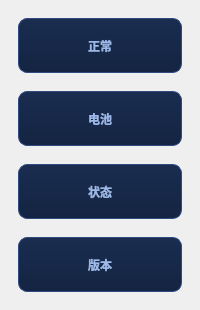
First picture: the form in widgets/component/channelcard.ui, repository housir-debug/Leacesy_M3506, before the edit.
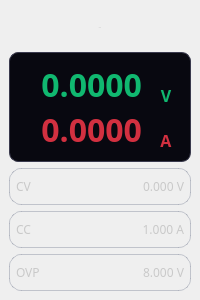
Second picture: the form after the edit. The open tabs and pages were chosen to show the change.

What changed in the file:
```diff
--- a/widgets/component/channelcard.ui
+++ b/widgets/component/channelcard.ui
@@ -7,19 +7,19 @@
     <x>0</x>
     <y>0</y>
     <width>200</width>
-    <height>310</height>
+    <height>300</height>
    </rect>
   </property>
   <property name="minimumSize">
    <size>
     <width>200</width>
-    <height>310</height>
+    <height>300</height>
    </size>
   </property>
   <property name="maximumSize">
    <size>
     <width>240</width>
-    <height>372</height>
+    <height>360</height>
    </size>
   </property>
   <property name="font">
@@ -85,37 +85,31 @@
    <property name="styleSheet">
     <string notr="true">#measureframe{
 	background-color: #080810;
-  	border-radius: 12px;
+  	border-radius: 9px;
  	border: 1.2px solid #3A3A4E;
-}
-#curr_label{
+}#curr_label{
 	font-weight: bold;
 	font-size: 32px;
 	color: #D23040;
-}
-#currunit_label{
+}#currunit_label{
 	font-size: 16px;
 	color: #D23040;
-}
-#volt_label{
+}#volt_label{
 	font-weight: bold;
 	font-size: 32px;
 	color: #10B870;
-}
-#voltunit_label{
+}#voltunit_label{
 	font-size: 16px;
 	color: #10B870;
 }
 
-
 #cv_frame ,
 #cc_frame,
 #ovp_frame{ 
     background-color: rgba(255,255,255,0.035);
     border: 1px solid rgba(90,100,125,0.32);
-	border-radius:9px;
-}
-#cv_frame QLabel,
+	border-radius:12px;
+}#cv_frame QLabel,
 #cc_frame QLabel,
 #ovp_frame QLabel{
 	font-size: 12px;
@@ -125,19 +119,17 @@
     background: qlineargradient(spread:pad, x1:0, y1:0, x2:0, y2:1,
         stop:0 rgba(13, 175, 101, 0.36),
         stop:1 rgba(13, 175, 101, 0.12));
-    border: 1px solid rgba(13,175,101,0.84);
-}
-#cc_frame[Status=true] { 
+    border: 1.2px solid rgba(13,175,101,0.84);
+}#cc_frame[Status=true] { 
     background: qlineargradient(spread:pad, x1:0, y1:0, x2:0, y2:1,
         stop:0 rgba(223, 29, 50, 0.36),
         stop:1 rgba(223, 29, 50, 0.12));
-    border: 1px solid rgba(223, 29, 50, 0.84);
-}
-#ovp_frame[Status=true] { 
+    border: 1.2px solid rgba(223, 29, 50, 0.84);
+}#ovp_frame[Status=true] { 
     background: qlineargradient(spread:pad, x1:0, y1:0, x2:0, y2:1,
         stop:0 rgba(229, 194, 125, 0.36),
         stop:1 rgba(229, 194, 125, 0.12));
-    border: 1px solid rgba(229, 194, 125, 0.84);
+    border: 1.2px solid rgba(229, 194, 125, 0.84);
 }</string>
    </property>
    <layout class="QVBoxLayout" name="verticalLayout" stretch="2,6,2,2,2">
@@ -215,21 +207,21 @@
       <property name="lineWidth">
        <number>0</number>
       </property>
-      <layout class="QGridLayout" name="gridLayout_2" rowstretch="0,0" columnstretch="4,1">
+      <layout class="QGridLayout" name="gridLayout_2" rowstretch="1,1" columnstretch="14,4">
        <property name="leftMargin">
-        <number>9</number>
+        <number>6</number>
        </property>
        <property name="topMargin">
         <number>9</number>
        </property>
        <property name="rightMargin">
-        <number>9</number>
+        <number>6</number>
        </property>
        <property name="bottomMargin">
         <number>9</number>
        </property>
        <property name="horizontalSpacing">
-        <number>9</number>
+        <number>6</number>
        </property>
        <property name="verticalSpacing">
         <number>0</number>
@@ -2072,145 +2064,33 @@
          </property>
         </widget>
        </item>
+       <item>
+        <widget class="QPushButton" name="stat_pushButton">
+         <property name="sizePolicy">
+          <sizepolicy hsizetype="Preferred" vsizetype="Preferred">
+           <horstretch>0</horstretch>
+           <verstretch>0</verstretch>
+          </sizepolicy>
+         </property>
+         <property name="cursor">
+          <cursorShape>BlankCursor</cursorShape>
+         </property>
+         <property name="focusPolicy">
+          <enum>Qt::NoFocus</enum>
+         </property>
+         <property name="contextMenuPolicy">
+          <enum>Qt::NoContextMenu</enum>
+         </property>
+         <property name="text">
+          <string>状态</string>
+         </property>
+        </widget>
+       </item>
       </layout>
      </widget>
     </item>
    </layout>
   </widget>
-  <widget class="QWidget" name="select">
-   <property name="cursor">
-    <cursorShape>BlankCursor</cursorShape>
-   </property>
-   <property name="contextMenuPolicy">
-    <enum>Qt::NoContextMenu</enum>
-   </property>
-   <property name="styleSheet">
-    <string notr="true">#select QPushButton {
-	background: qlineargradient(x1:0, y1:0, x2:0, y2:1,stop:0 #1A2D50, stop:1 #142442);
-    border: 1px solid #304b82;
-    border-radius: 9px;
-    font-weight: bold;
-	font-size: 12px;
-	color: #9CB8E8;
-}
-#select QPushButton:pressed{
-	background: #195c3c;
-    border-color: #37b677;
-    color: #ffffff;
-}
-#select QPushButton:disabled {
-    background: #111928;
-    border: 1px solid #202b40;
-    color: #445470;
-}
-</string>
-   </property>
-   <layout class="QVBoxLayout" name="verticalLayout_9" stretch="1,1,1,1">
-    <property name="spacing">
-     <number>18</number>
-    </property>
-    <property name="leftMargin">
-     <number>18</number>
-    </property>
-    <property name="topMargin">
-     <number>18</number>
-    </property>
-    <property name="rightMargin">
-     <number>18</number>
-    </property>
-    <property name="bottomMargin">
-     <number>18</number>
-    </property>
-    <item>
-     <widget class="QPushButton" name="digt_pushButton">
-      <property name="sizePolicy">
-       <sizepolicy hsizetype="Preferred" vsizetype="Preferred">
-        <horstretch>0</horstretch>
-        <verstretch>0</verstretch>
-       </sizepolicy>
-      </property>
-      <property name="cursor">
-       <cursorShape>BlankCursor</cursorShape>
-      </property>
-      <property name="focusPolicy">
-       <enum>Qt::NoFocus</enum>
-      </property>
-      <property name="contextMenuPolicy">
-       <enum>Qt::NoContextMenu</enum>
-      </property>
-      <property name="text">
-       <string>正常</string>
-      </property>
-     </widget>
-    </item>
-    <item>
-     <widget class="QPushButton" name="batt_pushButton">
-      <property name="sizePolicy">
-       <sizepolicy hsizetype="Preferred" vsizetype="Preferred">
-        <horstretch>0</horstretch>
-        <verstretch>0</verstretch>
-       </sizepolicy>
-      </property>
-      <property name="cursor">
-       <cursorShape>BlankCursor</cursorShape>
-      </property>
-      <property name="focusPolicy">
-       <enum>Qt::NoFocus</enum>
-      </property>
-      <property name="contextMenuPolicy">
-       <enum>Qt::NoContextMenu</enum>
-      </property>
-      <property name="text">
-       <string>电池</string>
-      </property>
-     </widget>
-    </item>
-    <item>
-     <widget class="QPushButton" name="stat_pushButton">
-      <property name="sizePolicy">
-       <sizepolicy hsizetype="Preferred" vsizetype="Preferred">
-        <horstretch>0</horstretch>
-        <verstretch>0</verstretch>
-       </sizepolicy>
-      </property>
-      <property name="cursor">
-       <cursorShape>BlankCursor</cursorShape>
-      </property>
-      <property name="focusPolicy">
-       <enum>Qt::NoFocus</enum>
-      </property>
-      <property name="contextMenuPolicy">
-       <enum>Qt::NoContextMenu</enum>
-      </property>
-      <property name="text">
-       <string>状态</string>
-      </property>
-     </widget>
-    </item>
-    <item>
-     <widget class="QPushButton" name="vers_pushButton">
-      <property name="sizePolicy">
-       <sizepolicy hsizetype="Preferred" vsizetype="Preferred">
-        <horstretch>0</horstretch>
-        <verstretch>0</verstretch>
-       </sizepolicy>
-      </property>
-      <property name="cursor">
-       <cursorShape>BlankCursor</cursorShape>
-      </property>
-      <property name="focusPolicy">
-       <enum>Qt::NoFocus</enum>
-      </property>
-      <property name="contextMenuPolicy">
-       <enum>Qt::NoContextMenu</enum>
-      </property>
-      <property name="text">
-       <string>版本</string>
-      </property>
-     </widget>
-    </item>
-   </layout>
-  </widget>
  </widget>
  <resources/>
  <connections/>
```
Left out of the diff: 94 changed lines with no effect on the pictures.
